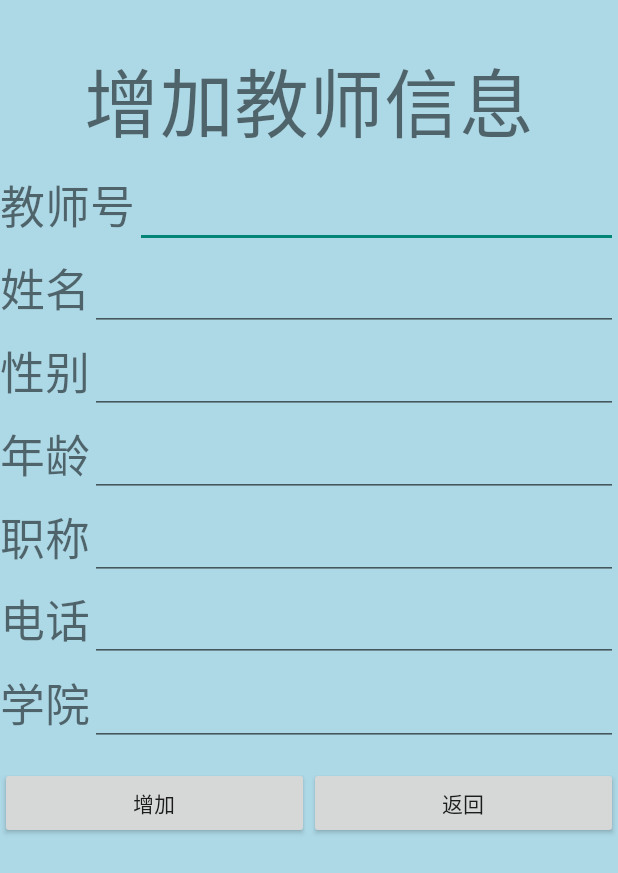
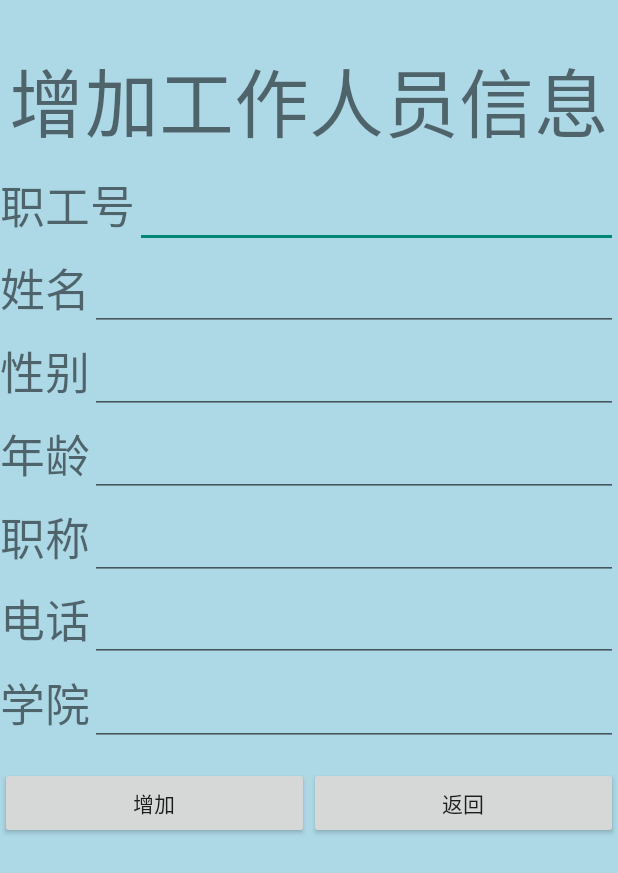
Before and after one commit to dengismy/studyingmanage02, an Android app: the add_teacher screen opened directly, with no data from a screen before it, on a phone screen of 412 x 824 dp. Shown: the top 873 px of the screen. Run offline under Robolectric (Android 15) with nearby library versions, the phone set to English and light mode, and no system bars.

Commit message:
change some words

```diff
--- a/app/src/main/res/layout/activity_add_teacher.xml
+++ b/app/src/main/res/layout/activity_add_teacher.xml
@@ -11,12 +11,13 @@
         android:layout_width="match_parent"
         android:layout_marginTop="30dp"
         android:layout_height="wrap_content">
+
         <TextView
             android:layout_width="match_parent"
             android:layout_height="wrap_content"
-            android:textSize="50dp"
             android:gravity="center"
-            android:text="增加教师信息"/>
+            android:text="增加工作人员信息"
+            android:textSize="50dp" />
     </LinearLayout>
     <LinearLayout
         android:layout_width="match_parent"
@@ -28,7 +29,7 @@
         <TextView
             android:layout_width="wrap_content"
             android:layout_height="wrap_content"
-            android:text="教师号"
+            android:text="职工号"
             android:textSize="30dp" />
 
         <EditText
--- a/app/src/main/res/layout/activity_change_account_teacher.xml
+++ b/app/src/main/res/layout/activity_change_account_teacher.xml
@@ -11,12 +11,13 @@
         android:layout_width="match_parent"
         android:layout_marginTop="80dp"
         android:layout_height="wrap_content">
+
         <TextView
             android:layout_width="match_parent"
             android:layout_height="wrap_content"
-            android:textSize="30dp"
             android:gravity="center"
-            android:text="更改/删除教师登录信息"/>
+            android:text="更改/删除工作人员登录信息"
+            android:textSize="30dp" />
     </LinearLayout>
     <LinearLayout
         android:layout_width="match_parent"
```
